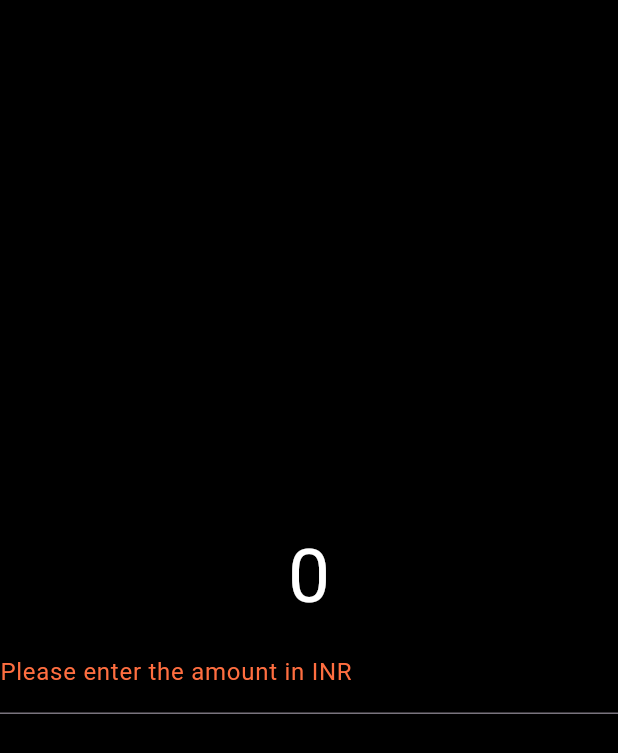
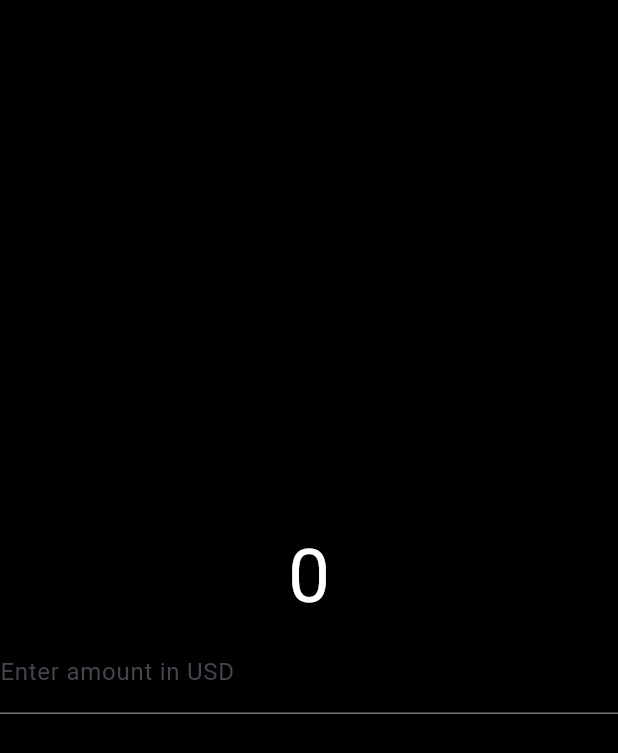
Before and after one commit to DragonEmperor9480/currency_converter, a Flutter app: the screen it shows after launch, on a phone screen of 412 x 824 dp. Shown: the top 753 px of the screen. Run offline on Flutter 3.47's test engine with Material 3 defaults, Android fonts, the phone set to English and light mode, and no system bars.

Commit message:
LabelText
Optional text that describes the input field.

```diff
--- a/lib/currency_converter_material_design.dart
+++ b/lib/currency_converter_material_design.dart
@@ -22,10 +22,7 @@ class CurrencyConverterMaterialPage extends StatelessWidget {
             color: Colors.cyan,
           ),
           decoration: InputDecoration(
-            label: Text("Please enter the amount in INR",
-            style: TextStyle(
-              color: Colors.deepOrangeAccent
-            ),),
+            labelText: "Enter amount in USD"
 
           ),
         )
```
